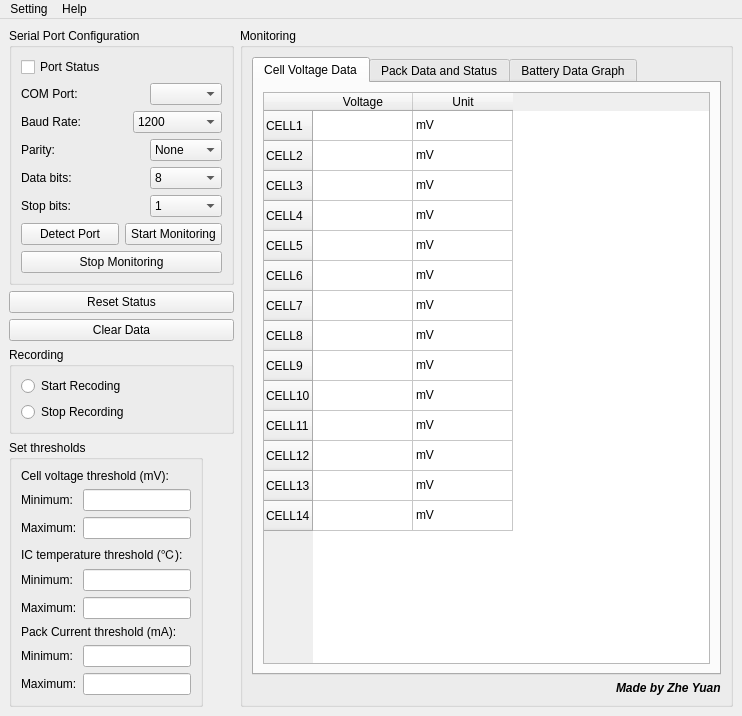
Zyuangeorge/Third_year_project, file UI/BMS_GUI.ui: the form before one commit.
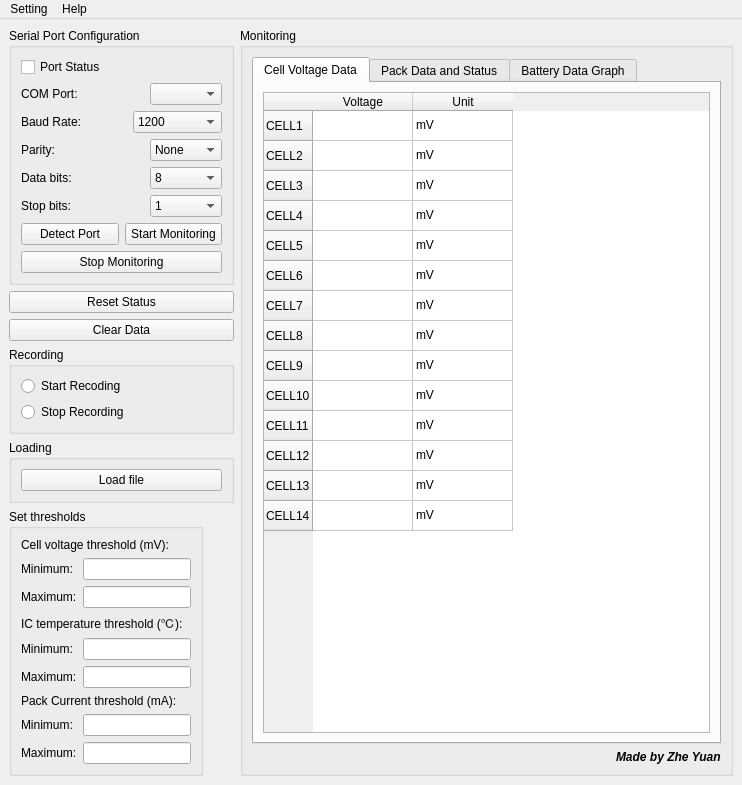
The form after the commit.

Commit message: update load data

What changed in the file:
```diff
--- a/UI/BMS_GUI.ui
+++ b/UI/BMS_GUI.ui
@@ -373,6 +373,22 @@
         </layout>
        </widget>
       </item>
+      <item>
+       <widget class="QGroupBox" name="loadGroupBox">
+        <property name="title">
+         <string>Loading</string>
+        </property>
+        <layout class="QVBoxLayout" name="verticalLayout_2">
+         <item>
+          <widget class="QPushButton" name="loadingButton">
+           <property name="text">
+            <string>Load file</string>
+           </property>
+          </widget>
+         </item>
+        </layout>
+       </widget>
+      </item>
       <item>
        <widget class="QGroupBox" name="thresholdGroupBox">
         <property name="sizePolicy">
```
The commit also changes 7 other files.
